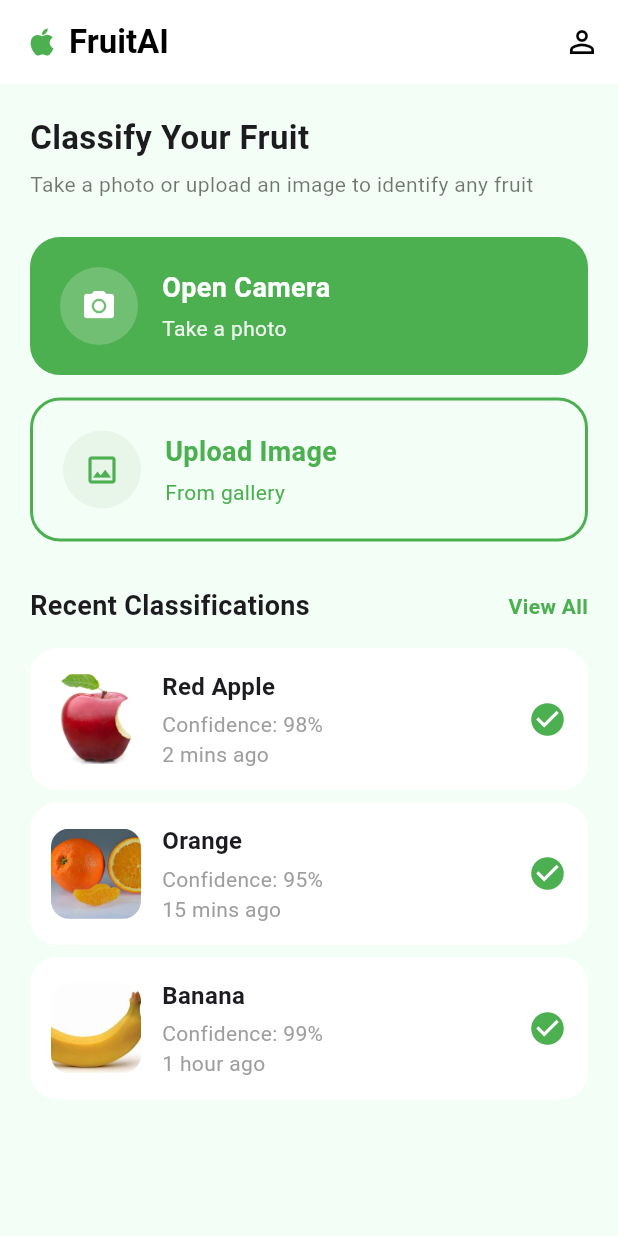
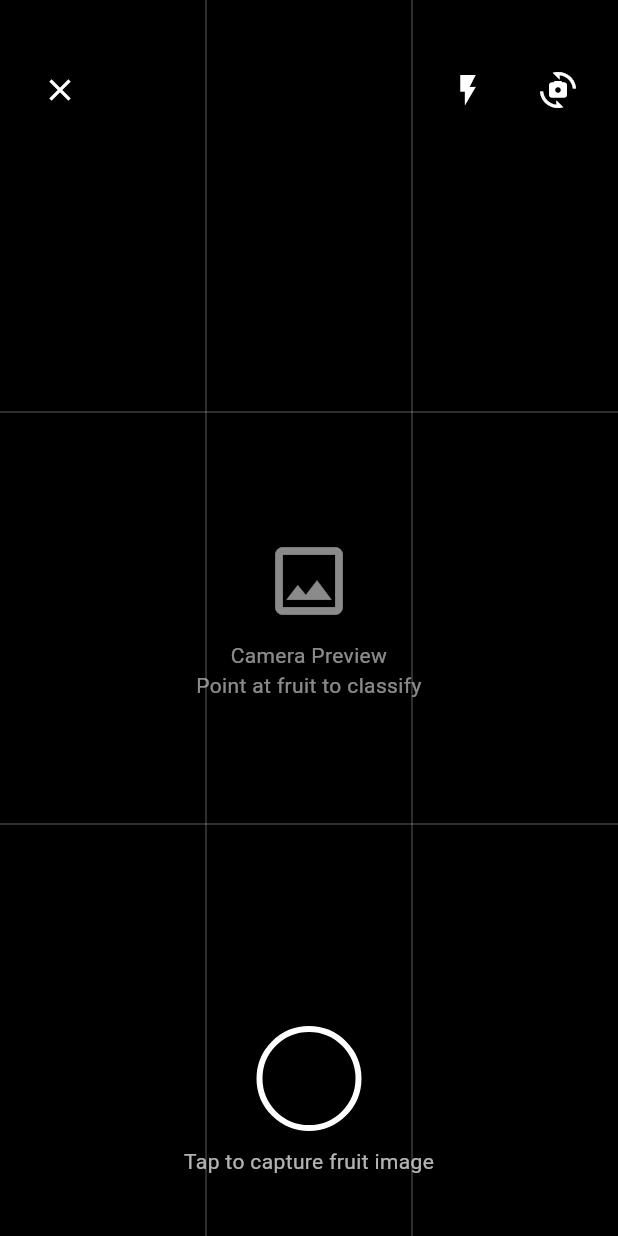
Before and after one commit to mohamed23elbalkemy-bit/fruit_classification, a Flutter app: the screen it shows after launch, after a tap on "Open Camera", on a phone screen of 412 x 824 dp. Run offline on Flutter 3.47's test engine with Material 3 defaults, Android fonts, the phone set to English and light mode, and no system bars.

Commit message:
implement camera screen

```diff
--- a/lib/core/routes/app_routes.dart
+++ b/lib/core/routes/app_routes.dart
@@ -1,6 +1,9 @@
 import 'package:flutter/material.dart';
 import 'package:fruit_classification/ui/screens/auth/login_screen.dart';
 import 'package:fruit_classification/ui/screens/auth/register_screen.dart';
+import 'package:fruit_classification/ui/screens/camera/camera_screen.dart';
+import 'package:fruit_classification/ui/screens/history/history_screen.dart';
+import 'package:fruit_classification/ui/screens/profile/profile_screen.dart';
 import '../../ui/screens/onboarding/onboarding_1.dart';
 import '../../ui/screens/onboarding/onboarding_2.dart';
 import '../../ui/screens/onboarding/onboarding_3.dart';
@@ -27,4 +30,16 @@ abstract final class AppRoutes {
     return MaterialPageRoute(builder: (_) => const RegisterScreen());
   }
 
+  static MaterialPageRoute get historyScreen {
+    return MaterialPageRoute(builder: (_) => const HistoryScreen());
+  }
+
+  static MaterialPageRoute get cameraScreen {
+    return MaterialPageRoute(builder: (_) => const CameraScreen());
+  }
+
+  static MaterialPageRoute get profileScreen {
+    return MaterialPageRoute(builder: (_) => const ProfileScreen());
+  }
+
 }
--- a/lib/ui/screens/camera/camera_screen.dart
+++ b/lib/ui/screens/camera/camera_screen.dart
@@ -0,0 +1,123 @@
+import 'package:flutter/material.dart';
+
+class CameraScreen extends StatelessWidget {
+  const CameraScreen({super.key});
+
+  @override
+  Widget build(BuildContext context) {
+    return Scaffold(
+      backgroundColor: Colors.black,
+      body: Stack(
+        children: [
+
+          /// CAMERA PLACEHOLDER
+          Positioned.fill(
+            child: Container(
+              color: Colors.black87,
+              child: const Center(
+                child: Column(
+                  mainAxisSize: MainAxisSize.min,
+                  children: [
+                    Icon(Icons.image_outlined,
+                        size: 60, color: Colors.white54),
+                    SizedBox(height: 10),
+                    Text(
+                      "Camera Preview\nPoint at fruit to classify",
+                      textAlign: TextAlign.center,
+                      style: TextStyle(color: Colors.white54),
+                    ),
+                  ],
+                ),
+              ),
+            ),
+          ),
+
+          /// GRID
+          Positioned.fill(
+            child: CustomPaint(
+              painter: _GridPainter(),
+            ),
+          ),
+
+          /// TOP ICONS
+          Positioned(
+            top: 40,
+            left: 20,
+            child: _circleIcon(Icons.close),
+          ),
+          Positioned(
+            top: 40,
+            right: 80,
+            child: _circleIcon(Icons.flash_on),
+          ),
+          Positioned(
+            top: 40,
+            right: 20,
+            child: _circleIcon(Icons.cameraswitch),
+          ),
+
+          /// BOTTOM CONTROLS
+          Positioned(
+            bottom: 40,
+            left: 0,
+            right: 0,
+            child: Column(
+              children: [
+                GestureDetector(
+                  child: Container(
+                    width: 70,
+                    height: 70,
+                    decoration: BoxDecoration(
+                      shape: BoxShape.circle,
+                      border:
+                      Border.all(color: Colors.white, width: 4),
+                    ),
+                  ),
+                ),
+                const SizedBox(height: 10),
+                const Text(
+                  "Tap to capture fruit image",
+                  style: TextStyle(color: Colors.white70),
+                ),
+              ],
+            ),
+          ),
+        ],
+      ),
+    );
+  }
+
+  Widget _circleIcon(IconData icon) {
+    return Container(
+      padding: const EdgeInsets.all(8),
+      decoration: BoxDecoration(
+        color: Colors.black54,
+        shape: BoxShape.circle,
+      ),
+      child: Icon(icon, color: Colors.white),
+    );
+  }
+}
+
+class _GridPainter extends CustomPainter {
+  @override
+  void paint(Canvas canvas, Size size) {
+    final paint = Paint()
+      ..color = Colors.white24
+      ..strokeWidth = 1;
+
+    for (int i = 1; i < 3; i++) {
+      canvas.drawLine(
+          Offset(size.width * i / 3, 0),
+          Offset(size.width * i / 3, size.height),
+          paint);
+      canvas.drawLine(
+          Offset(0, size.height * i / 3),
+          Offset(size.width, size.height * i / 3),
+          paint);
+    }
+  }
+
+  @override
+  bool shouldRepaint(covariant CustomPainter oldDelegate) => false;
+}
--- a/lib/ui/screens/home/home_screen.dart
+++ b/lib/ui/screens/home/home_screen.dart
@@ -1,4 +1,5 @@
 import 'package:flutter/material.dart';
+import '../../../core/routes/app_routes.dart';
 import '../../../core/widgets/mainActionButton.dart';
 import '../../../core/widgets/recentItem.dart';
 
@@ -27,7 +28,9 @@ class HomeScreen extends StatelessWidget {
         actions: [
           IconButton(
             icon: const Icon(Icons.person_outline, color: Colors.black),
-            onPressed: () {},
+            onPressed: () {
+              Navigator.push(context, AppRoutes.profileScreen);
+            },
           ),
         ],
       ),
@@ -64,7 +67,9 @@ class HomeScreen extends StatelessWidget {
               title: "Open Camera",
               subtitle: "Take a photo",
               isPrimary: true,
-              onTap: () {},
+              onTap: () {
+                Navigator.push(context, AppRoutes.cameraScreen);
+              },
             ),
 
             const SizedBox(height: 15),
@@ -94,7 +99,9 @@ class HomeScreen extends StatelessWidget {
                 ),
 
                 GestureDetector(
-                  onTap: () {},
+                  onTap: () {
+                    Navigator.push(context, AppRoutes.historyScreen);
+                  },
                   child: const Text(
                     "View All",
                     style: TextStyle(
@@ -114,14 +121,14 @@ class HomeScreen extends StatelessWidget {
               confidence: "98%",
               time: "2 mins ago",
             ),
-            const SizedBox(height: 8),
+            const SizedBox(height: 10),
             const RecentItem(
               image: "assets/images/orange_image.jpg",
               title: "Orange",
               confidence: "95%",
               time: "15 mins ago",
             ),
-            const SizedBox(height: 8),
+            const SizedBox(height: 10),
             const RecentItem(
               image: "assets/images/banana_image.jpg",
               title: "Banana",
```
